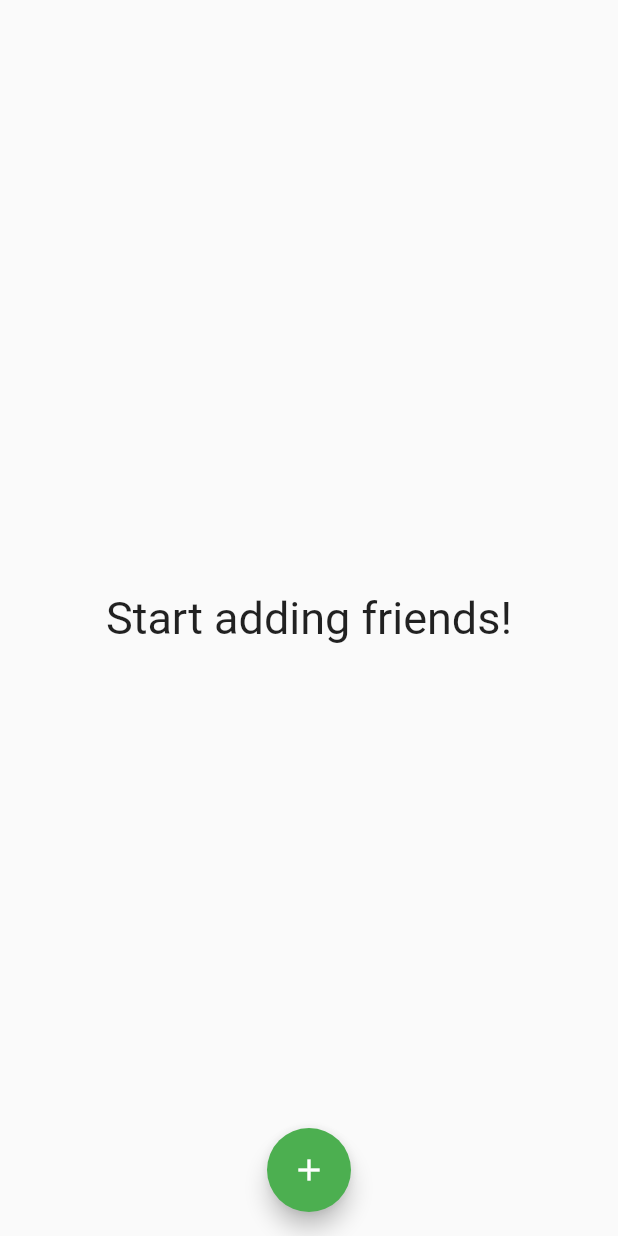
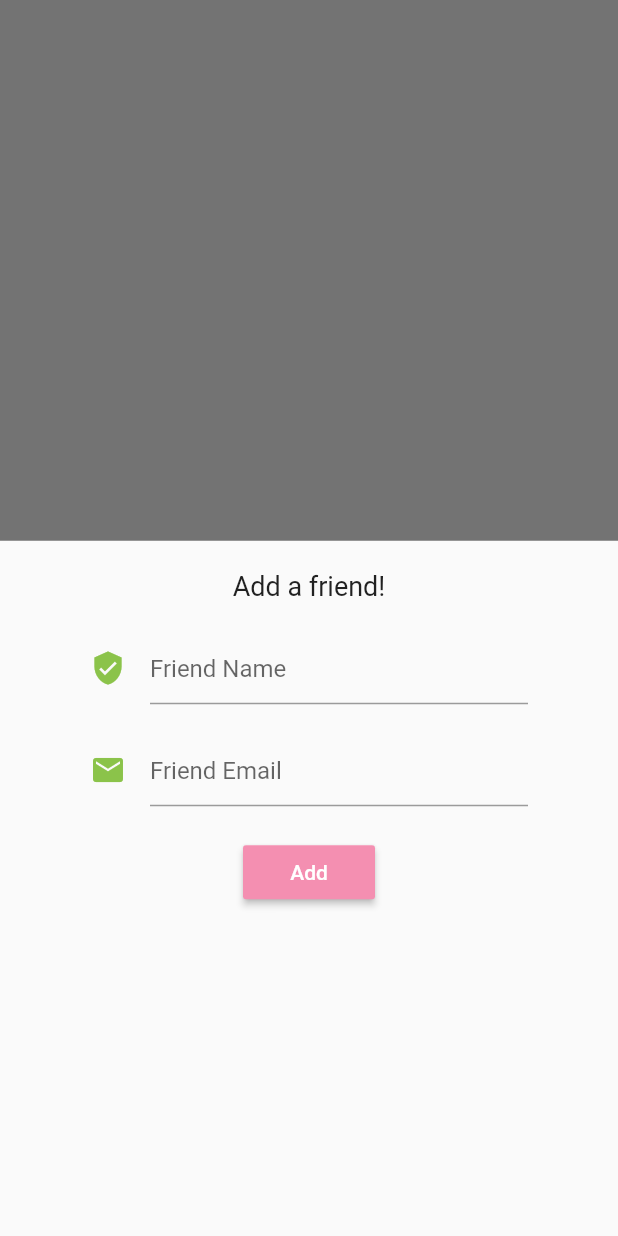
Before and after one commit to CSnakeEyes/qnote_app, a Flutter app: the People screen opened directly, after a tap on the "add" icon, on a phone screen of 412 x 824 dp. Run offline on Flutter 3.47's test engine with Material 2 defaults, Android fonts, the phone set to English and light mode, and no system bars; our stand-ins replace camera, cloud_firestore, firebase_auth, google_fonts, image_gallery_saver; accounts and stored records are empty.

Commit message:
friends added, error with listtile

```diff
--- a/lib/BaseAuth.dart
+++ b/lib/BaseAuth.dart
@@ -1,5 +1,6 @@
 import 'dart:async';
 import 'package:firebase_auth/firebase_auth.dart';
+import 'package:notes_app/DatabaseService.dart';
 
 abstract class BaseAuth {
   Future<String> signIn(String email, String password);
@@ -33,6 +34,8 @@ class Authentication implements BaseAuth {
         email: email,
         password: password);
     FirebaseUser user = result.user;
+
+    await DatabaseService(uid: user.uid).makeCollections("name", "username");
     return user.uid;
   }
 
--- /dev/null
+++ b/lib/DatabaseService.dart
@@ -0,0 +1,40 @@
+import 'package:cloud_firestore/cloud_firestore.dart';
+import 'package:notes_app/People/PeopleList.dart';
+
+class DatabaseService {
+
+  final String uid;
+  DatabaseService({ this.uid });
+
+  final CollectionReference friendsCollection = Firestore.instance.collection('friends');
+
+  Future makeCollections(String name, String username) async {
+    return await friendsCollection.document(uid).collection('friend_list').document().setData({
+      'name': name,
+      'username': username,
+    });
+  }
+
+  Future updateFriendData(String name, String username) async {
+    return await friendsCollection.document(uid).collection('friends_list').document().setData({
+      'name': name,
+      'username': username,
+    });
+  }
+
+  List<Friend> _friendListFromSnapshot(QuerySnapshot snapshot) {
+    return snapshot.documents.map((doc) {
+      return Friend(
+        name: doc.data['name'] ?? '',
+        username: doc.data['username'] ?? ''
+      );
+    }).toList();
+  }
+
+  Stream<List<Friend>> get friends {
+    return friendsCollection.document(uid).collection('friend_list').snapshots()
+      .map(_friendListFromSnapshot);
+  }
+
+
+}
--- a/lib/People/People.dart
+++ b/lib/People/People.dart
@@ -1,5 +1,7 @@
 import 'package:flutter/material.dart';
-import 'package:notes_app/utils.dart';
+import 'package:provider/provider.dart';
+import '../DatabaseService.dart';
+import 'PeopleList.dart';
 
 class People extends StatefulWidget {
   @override
@@ -9,16 +11,100 @@ class People extends StatefulWidget {
 class _PeopleState extends State<People> {
   @override
   Widget build(BuildContext context) {
-    return Scaffold(
-      body: Center(child: setMainTabText('Start adding friends!')),
+    return StreamProvider<List<Friend>>.value(
+      value: DatabaseService().friends,
+      child: Scaffold(
+        body: PeopleList(), ///Center(child: setMainTabText('Start adding friends!')),
         floatingActionButton: FloatingActionButton(
           child: Icon(
             Icons.add,
             color: Colors.white
           ),
-        onPressed:(){}
+          onPressed:() => _showAddPanel(context),
         ),
         floatingActionButtonLocation: FloatingActionButtonLocation.centerFloat,
+      )
     );
   }
 }
+
+void _showAddPanel(BuildContext c) {
+  showModalBottomSheet(context: c, builder: (c) {
+    return Container(
+      padding: EdgeInsets.symmetric(vertical: 20, horizontal: 60),
+      child: AddFriend()
+    );
+  });
+}
+
+class AddFriend extends StatefulWidget {
+  @override
+  _AddFriendState createState() => _AddFriendState();
+}
+
+class _AddFriendState extends State<AddFriend> {
+
+  final _formKey = GlobalKey<FormState>();
+  String _currName;
+  String _currUsername;
+
+  @override
+  Widget build(BuildContext context) {
+    return Form(
+      key: _formKey,
+      child: Column(
+        children: <Widget>[
+          Text(
+            'Add a friend!',
+            style: TextStyle(fontSize: 18)
+          ),
+          SizedBox(height: 20),
+          _nameTextFormField(),
+          SizedBox(height: 20),
+          _usernameTextFormField(),
+          SizedBox(height: 20),
+          RaisedButton(
+            color: Colors.pink[200],
+            child: Text(
+              'Add',
+              style: TextStyle(color: Colors.white),
+            ),
+            onPressed: () async {
+              DatabaseService().updateFriendData(_currName, _currUsername);
+              Navigator.of(context).pop();
+            }
+          )
+        ],
+      ),
+    );
+  }
+
+  TextFormField _nameTextFormField() {
+    return TextFormField(
+      decoration: InputDecoration(
+        hintText: 'Friend Name',
+        icon: Icon(
+          Icons.verified_user,
+          color: Colors.lightGreen
+        ),
+      ),
+      validator: (val) => val.isEmpty ? 'Please enter a name' : null,
+      onChanged: (val) => setState(() => _currName = val),
+    );
+  }
+
+  TextFormField _usernameTextFormField() {
+    return TextFormField(
+      decoration: InputDecoration(
+        hintText: 'Friend Email',
+        icon: Icon(
+            Icons.mail,
+            color: Colors.lightGreen
+        ),
+      ),
+      validator: (val) => val.isEmpty ? 'Please enter a valid user' : null,
+      onChanged: (val) => setState(() => _currUsername = val),
+    );
+  }
+
+}
--- /dev/null
+++ b/lib/People/PeopleList.dart
@@ -0,0 +1,51 @@
+import 'package:flutter/material.dart';
+import 'package:provider/provider.dart';
+
+class PeopleList extends StatefulWidget {
+
+  @override
+  _PeopleListState createState() => _PeopleListState();
+}
+
+class _PeopleListState extends State<PeopleList> {
+
+  @override
+  Widget build(BuildContext context) {
+
+    final friends = Provider.of<List<Friend>>(context);
+
+    return ListView.builder(
+      itemCount: friends.length,
+      itemBuilder: (context, index) {
+        return FriendTile(friend: friends[index]);
+      },
+    );
+  }
+}
+
+class FriendTile extends StatelessWidget {
+
+  final Friend friend;
+  FriendTile({ this.friend });
+
+  @override
+  Widget build(BuildContext context) {
+    return Padding(
+      padding: EdgeInsets.only(top: 5),
+      child: Card(
+        margin: EdgeInsets.fromLTRB(20, 6, 20, 0),
+        child: ListTile(
+          title: Text(friend.name),
+          subtitle: Text(friend.username),
+        )
+      ),
+    );
+  }
+}
+
+class Friend {
+  final String name;
+  final String username;
+
+  Friend ({ this.name, this.username });
+}
--- a/pubspec.yaml
+++ b/pubspec.yaml
@@ -29,6 +29,7 @@ dependencies:
   firebase_storage: ^3.0.3
   firebase_auth: ^0.14.0+5
   firebase_database: ^3.0.7
+  provider: ^4.1.1
 
   # The following adds the Cupertino Icons font to your application.
   # Use with the CupertinoIcons class for iOS style icons.
```
Also changed, not shown: pubspec.lock. Lines whose indentation alone changed are shown as unchanged.
